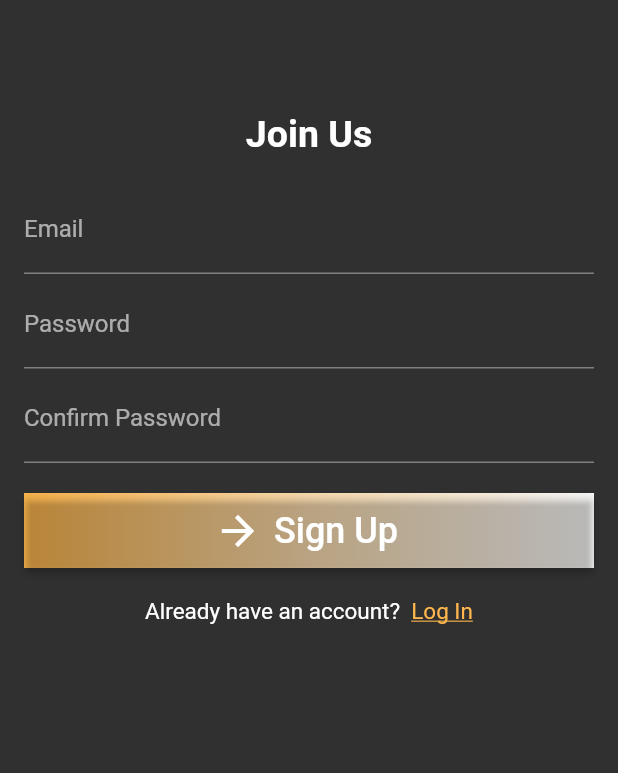
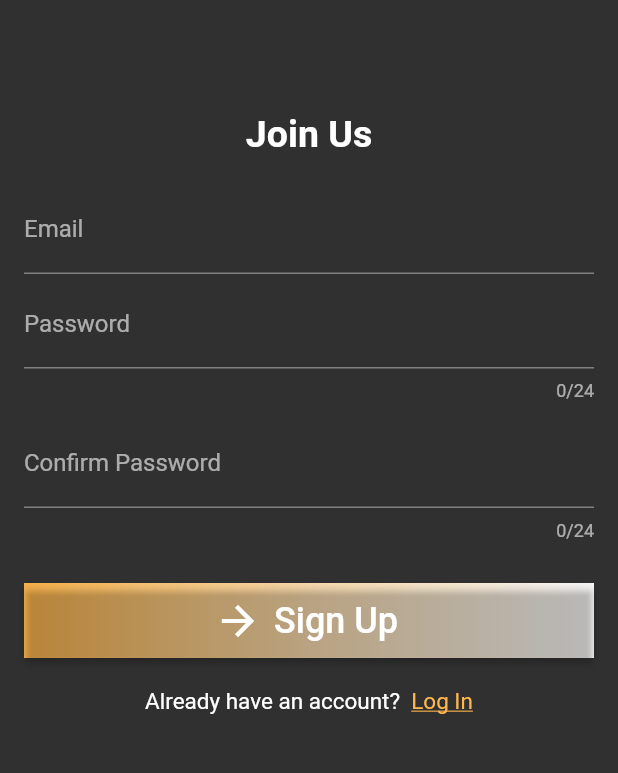
Before and after one commit to Shuy935/gym_h, a Flutter app: the SignUpWidget widget shown alone on an empty page, opened directly with empty values, on a phone screen of 412 x 824 dp, the part 419-1192 px from its top. Run offline on Flutter 3.47's test engine with Material 2 defaults, Android fonts, the light colour scheme and no system bars; our stand-ins replace email_validator, firebase_auth, firebase_core; missing offline and left inert: password_field_validator; accounts and stored records are empty; network calls fail.

Commit message:
Login,Signup,Pw_Validator

```diff
--- a/lib/widget/login_widget.dart
+++ b/lib/widget/login_widget.dart
@@ -17,7 +17,7 @@ class LoginWidget extends StatefulWidget {
   _LoginWidgetState createState() => _LoginWidgetState();
 }
 
-class _LoginWidgetState extends State <LoginWidget> {
+class _LoginWidgetState extends State<LoginWidget> {
   final emailController = TextEditingController();
   final passwordController = TextEditingController();
 
@@ -54,12 +54,17 @@ class _LoginWidgetState extends State <LoginWidget> {
               controller: passwordController,
               textInputAction: TextInputAction.done,
               decoration: InputDecoration(labelText: 'Password'),
+              maxLength: 24,
               obscureText: true,
             ),
             SizedBox(height: 20),
             Container(
               decoration: BoxDecoration(
-            gradient: LinearGradient(colors: [Colors.orange.shade300, Colors.orange.shade100, Colors.white]),
+                gradient: LinearGradient(colors: [
+                  Colors.orange.shade300,
+                  Colors.orange.shade100,
+                  Colors.white
+                ]),
               ),
               child: ElevatedButton.icon(
                 style: ElevatedButton.styleFrom(
@@ -121,8 +126,7 @@ class _LoginWidgetState extends State <LoginWidget> {
         email: emailController.text.trim(),
         password: passwordController.text.trim(),
       );
-    }
-    on FirebaseAuthException catch (e) {
+    } on FirebaseAuthException catch (e) {
       print(e);
 
       Utils.showSnackBar(e.message);
--- a/lib/widget/signup_widget.dart
+++ b/lib/widget/signup_widget.dart
@@ -1,5 +1,6 @@
 import 'package:email_validator/email_validator.dart';
 import 'package:firebase_auth/firebase_auth.dart';
+import 'package:password_field_validator/password_field_validator.dart';
 import 'package:flutter/gestures.dart';
 import 'package:flutter/material.dart';
 import 'package:flutter/widgets.dart';
@@ -23,11 +24,30 @@ class _SignUpWidgetState extends State<SignUpWidget> {
   final emailController = TextEditingController();
   final passwordController = TextEditingController();
   final confirmPasswordController = TextEditingController();
+  final passwordFocusNode = FocusNode();
+  final confirmPasswordFocusNode = FocusNode();
+
+  @override
+  void initState() {
+    super.initState();
+    passwordFocusNode.addListener(_updatePadding);
+    confirmPasswordFocusNode.addListener(_updatePadding);
+  }
+
+  void _updatePadding() {
+    setState(() {});
+  }
 
   @override
   void dispose() {
+    passwordFocusNode.removeListener(_updatePadding);
+    confirmPasswordFocusNode.removeListener(_updatePadding);
+
+    passwordFocusNode.dispose();
+    confirmPasswordFocusNode.dispose();
     emailController.dispose();
     passwordController.dispose();
+    confirmPasswordController.dispose();
 
     super.dispose();
   }
@@ -63,25 +83,63 @@ class _SignUpWidgetState extends State<SignUpWidget> {
               SizedBox(height: 4),
               TextFormField(
                 controller: passwordController,
+                focusNode: passwordFocusNode,
                 textInputAction: TextInputAction.next,
                 decoration: InputDecoration(labelText: 'Password'),
+                maxLength: 24,
                 obscureText: true,
                 autovalidateMode: AutovalidateMode.onUserInteraction,
                 validator: (value) => value != null && value.length < 6
                     ? 'Enter a valid password (min. 6 characters)'
                     : null,
               ),
+              Padding(
+                padding: EdgeInsets.all(4),
+                child: Visibility(
+                  visible: passwordFocusNode.hasFocus,
+                  child: PasswordFieldValidator(
+                    minLength: 8,
+                    uppercaseCharCount: 1,
+                    lowercaseCharCount: 1,
+                    numericCharCount: 2,
+                    specialCharCount: 1,
+                    defaultColor: Colors.black,
+                    successColor: Colors.green,
+                    failureColor: Colors.red,
+                    controller: passwordController,
+                  ),
+                ),
+              ),
               SizedBox(height: 4),
               TextFormField(
                   controller: confirmPasswordController,
+                  focusNode: confirmPasswordFocusNode,
                   textInputAction: TextInputAction.next,
                   decoration: InputDecoration(labelText: 'Confirm Password'),
+                  maxLength: 24,
                   obscureText: true,
                   validator: (val) {
                     if (val == null) return 'Empty';
                     if (val != passwordController.text) return 'No match';
                     return null;
                   }),
+              Padding(
+                padding: EdgeInsets.all(4),
+                child: Visibility(
+                  visible: confirmPasswordFocusNode.hasFocus,
+                  child: PasswordFieldValidator(
+                    minLength: 8,
+                    uppercaseCharCount: 1,
+                    lowercaseCharCount: 1,
+                    numericCharCount: 2,
+                    specialCharCount: 1,
+                    defaultColor: Colors.black,
+                    successColor: Colors.green,
+                    failureColor: Colors.red,
+                    controller: confirmPasswordController,
+                  ),
+                ),
+              ),
               SizedBox(height: 20),
               Container(
                 decoration: BoxDecoration(
@@ -142,7 +200,6 @@ class _SignUpWidgetState extends State<SignUpWidget> {
         password: passwordController.text.trim(),
       );
     } on FirebaseAuthException catch (e) {
-      print('Empieza el error:');
       print(e);
 
       Utils.showSnackBar(e.message);
--- a/pubspec.yaml
+++ b/pubspec.yaml
@@ -38,6 +38,7 @@ dependencies:
   # Use with the CupertinoIcons class for iOS style icons.
   cupertino_icons: ^1.0.2
   card_swiper: ^3.0.1
+  password_field_validator: ^0.0.1
 
 dev_dependencies:
   flutter_test:
```
Also changed, not shown: pubspec.lock. Lines whose indentation alone changed are shown as unchanged.
